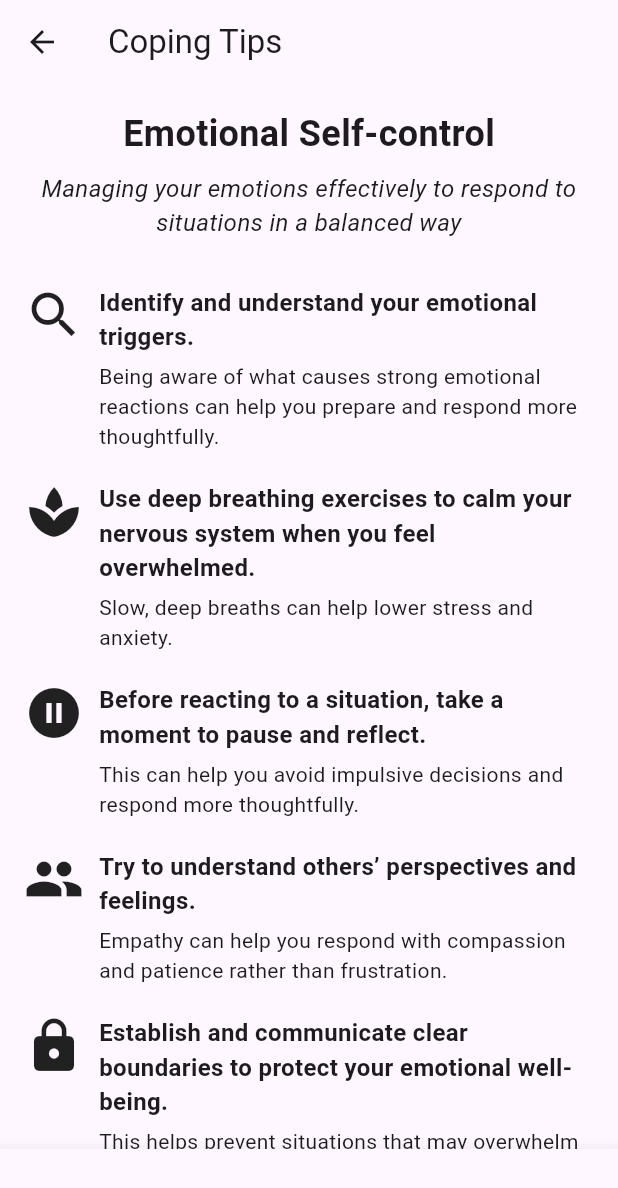
After one commit to Rayz18/calm_space, a Flutter app: the Home screen opened directly, swiped to page 4, on a phone screen of 412 x 824 dp. The commit adds this screen. Shown: the top 1188 px of the screen. Run offline on Flutter 3.47's test engine with Material 3 defaults, Android fonts, the phone set to English and light mode, and no system bars; our stand-ins replace shared_preferences; accounts and stored records are empty.

Commit message:
first commit

```diff
--- /dev/null
+++ b/lib/coping_tips.dart
@@ -0,0 +1,481 @@
+import 'package:flutter/material.dart';
+import 'home_page.dart';
+
+class CopingTipsPage extends StatelessWidget {
+  @override
+  Widget build(BuildContext context) {
+    return MaterialApp(
+      debugShowCheckedModeBanner: false,
+      home: Home(),
+    );
+  }
+}
+
+class Home extends StatelessWidget {
+  @override
+  Widget build(BuildContext context) {
+    return DefaultTabController(
+      length: 5,
+      child: Scaffold(
+        appBar: AppBar(
+          title: Text('Coping Tips'),
+          leading: IconButton(
+          icon: Icon(Icons.arrow_back),
+          onPressed: () {
+            Navigator.push(
+                        context,
+                        MaterialPageRoute(builder: (context) => HomePage()),
+                      );
+          },
+        ),
+        ),
+        body: PageView(
+          children: [
+            StressReductionPage(),
+            AnxietyControlPage(),
+            DepressionInfoPage(),
+            EmotionalSelfControlPage(),
+            ConcentrationTipsPage(),
+          ],
+        ),
+        bottomNavigationBar: BottomNavigationBar(
+          items: [
+            BottomNavigationBarItem(icon: Icon(Icons.accessibility), label: 'Stress Reduction'),
+            BottomNavigationBarItem(icon: Icon(Icons.access_alarm), label: 'Anxiety Control'),
+            BottomNavigationBarItem(icon: Icon(Icons.access_time), label: 'Depression Info'),
+            BottomNavigationBarItem(icon: Icon(Icons.accessibility_new), label: 'Emotional Self-control'),
+            BottomNavigationBarItem(icon: Icon(Icons.accessibility_rounded), label: 'Concentration Tips'),
+          ],
+          onTap: (index) {
+            // Implement navigation logic if necessary
+          },
+        ),
+      ),
+    );
+  }
+}
+
+
+class StressReductionPage extends StatelessWidget {
+  @override
+  Widget build(BuildContext context) {
+    return SingleChildScrollView(
+      child: Padding(
+        padding: const EdgeInsets.all(16.0),
+        child: Column(
+          crossAxisAlignment: CrossAxisAlignment.start,
+          children: [
+            Center(
+              child: Column(
+                children: [
+                  Text(
+                    'Stress Reduction',
+                    style: TextStyle(
+                      fontSize: 24,
+                      fontWeight: FontWeight.bold,
+                    ),
+                  ),
+                  SizedBox(height: 8),
+                  Text(
+                    'Meditation can wipe away the day\'s stress,\nbringing with it inner peace.',
+                    textAlign: TextAlign.center,
+                    style: TextStyle(fontSize: 16, fontStyle: FontStyle.italic),
+                  ),
+                ],
+              ),
+            ),
+            SizedBox(height: 32),
+            _buildStep(
+              icon: Icons.self_improvement,
+              text: 'Sit or lie down in a comfortable position in a quiet place where you won’t be disturbed.',
+            ),
+            SizedBox(height: 16),
+            _buildStep(
+              icon: Icons.headset_mic,
+              text: 'Observe your thoughts without judgment as they come and go. Start from your toes and move upwards. Pay attention to each part of your body, noticing any sensations, tension, or relaxation.',
+            ),
+            SizedBox(height: 16),
+            _buildStep(
+              icon: Icons.restaurant,
+              text: 'Eat a balanced diet rich in fruits, vegetables, lean proteins, and whole grains.',
+            ),
+            SizedBox(height: 16),
+            _buildStep(
+              icon: Icons.bedtime,
+              text: 'Take short breaks throughout the day to rest and recharge.',
+            ),
+            SizedBox(height: 16),
+            _buildStep(
+              icon: Icons.sports_basketball,
+              text: 'Spend time on activities you enjoy, whether it\'s reading, gardening, painting, or playing a musical instrument.',
+            ),
+          ],
+        ),
+      ),
+    );
+  }
+
+
+  Widget _buildStep({required IconData icon, required String text}) {
+    return Row(
+      crossAxisAlignment: CrossAxisAlignment.start,
+      children: [
+        Icon(icon, size: 40),
+        SizedBox(width: 16),
+        Expanded(
+          child: Text(
+            text,
+            style: TextStyle(fontSize: 16),
+          ),
+        ),
+      ],
+    );
+  }
+}
+
+
+class AnxietyControlPage extends StatelessWidget {
+  @override
+  Widget build(BuildContext context) {
+    return SingleChildScrollView(
+      child: Padding(
+        padding: const EdgeInsets.all(16.0),
+        child: Column(
+          crossAxisAlignment: CrossAxisAlignment.start,
+          children: <Widget>[
+            Center(
+              child: Text(
+                'Anxiety Control',
+                style: TextStyle(fontSize: 24, fontWeight: FontWeight.bold),
+              ),
+            ),
+            SizedBox(height: 8),
+            Center(
+              child: Text(
+                'It\'s stepping away from the hustle and bustle of our anxious thoughts and into a space of calm and clarity',
+                textAlign: TextAlign.center,
+                style: TextStyle(fontSize: 16, fontStyle: FontStyle.italic),
+              ),
+            ),
+            SizedBox(height: 16),
+            _buildTip(Icons.self_improvement, 'Let go of expectations. Sometimes, we can be our own harshest critics, expecting immediate peace the moment we close our eyes.'),
+            _buildTip(Icons.local_florist, 'Choose an object in your environment, such as a plant or a candle flame. Instead of feeling bad for having thoughts, recognize them, and gently return your focus to your breath or task.'),
+            _buildTip(Icons.self_improvement, 'Silently repeat phrases like, "This feeling will pass, Calm, I am safe, I am stronger than my anxiety and I have overcome anxiety before; I can do it again."'),
+            _buildTip(Icons.directions_walk, 'Find a quiet place to walk slowly. Pay attention to the sensations of each step: the feeling of your feet touching the ground, the movement of your legs, and your breath.'),
+            _buildTip(Icons.people, 'Meditating with others, either in person or virtually, can provide support and motivation.'),
+          ],
+        ),
+      ),
+    );
+  }
+
+
+  Widget _buildTip(IconData icon, String text) {
+    return Padding(
+      padding: const EdgeInsets.symmetric(vertical: 8.0),
+      child: Row(
+        crossAxisAlignment: CrossAxisAlignment.start,
+        children: <Widget>[
+          Icon(icon, size: 40),
+          SizedBox(width: 16),
+          Expanded(
+            child: Text(
+              text,
+              style: TextStyle(fontSize: 16),
+            ),
+          ),
+        ],
+      ),
+    );
+  }
+}
+
+
+class DepressionInfoPage extends StatelessWidget {
+  @override
+  Widget build(BuildContext context) {
+    return SingleChildScrollView(
+      padding: EdgeInsets.all(16.0),
+      child: Column(
+        crossAxisAlignment: CrossAxisAlignment.start,
+        children: [
+          Center(
+          child: Text(
+            'Depression',
+            style: TextStyle(
+              fontSize: 24,
+              fontWeight: FontWeight.bold,
+             ),
+           ),
+          ),
+          SizedBox(height: 8),
+          Center(
+            child: Text(
+              'Meditation can naturally aid in alleviating depression by promoting relaxation and strengthening the immune system.',
+              textAlign: TextAlign.center,
+              style: TextStyle(fontSize: 16, fontStyle: FontStyle.italic),
+            ),
+          ),
+          SizedBox(height: 16),
+          _buildInfoSection(
+            icon: Icons.fitness_center,
+            title: 'Physical activity',
+            description:
+                'Physical activity can boost endorphins and serotonin, which can improve mood. Aim for at least 30 minutes of moderate exercise most days of the week.',
+          ),
+          _buildInfoSection(
+            icon: Icons.restaurant,
+            title: 'Balanced diet',
+            description:
+                'Eating a balanced diet rich in nutrients can positively affect your mood and energy levels. Omega-3 fatty acids, found in fish and flaxseeds, and complex carbohydrates can be particularly beneficial.',
+          ),
+          _buildInfoSection(
+            icon: Icons.bed,
+            title: 'Sleep schedule',
+            description:
+                'Establishing a regular sleep schedule and creating a restful environment can improve sleep quality, which is crucial for mental health.',
+          ),
+          _buildInfoSection(
+            icon: Icons.people,
+            title: 'Connections',
+            description:
+                'Maintaining connections with friends, family, or support groups can provide emotional support and reduce feelings of isolation.',
+          ),
+          _buildInfoSection(
+            icon: Icons.self_improvement,
+            title: 'Self-kindness',
+            description:
+                'Practice self-kindness and avoid self-criticism. Understanding that it\'s okay to have struggles and that you\'re not alone can be comforting.',
+          ),
+        ],
+      ),
+    );
+  }
+
+
+  Widget _buildInfoSection({
+    required IconData icon,
+    required String title,
+    required String description,
+  }) {
+    return Padding(
+      padding: const EdgeInsets.only(bottom: 16.0),
+      child: Row(
+        crossAxisAlignment: CrossAxisAlignment.start,
+        children: [
+          Icon(icon, size: 32),
+          SizedBox(width: 16),
+          Expanded(
+            child: Column(
+              crossAxisAlignment: CrossAxisAlignment.start,
+              children: [
+                Text(
+                  title,
+                  style: TextStyle(
+                    fontSize: 18,
+                    fontWeight: FontWeight.bold,
+                  ),
+                ),
+                SizedBox(height: 4),
+                Text(
+                  description,
+                  style: TextStyle(fontSize: 16),
+                ),
+              ],
+            ),
+          ),
+        ],
+      ),
+    );
+  }
+}
+
+
+class EmotionalSelfControlPage extends StatelessWidget {
+  @override
+  Widget build(BuildContext context) {
+    return SingleChildScrollView(
+      child: Padding(
+        padding: const EdgeInsets.all(16.0),
+        child: Column(
+          crossAxisAlignment: CrossAxisAlignment.start,
+          children: <Widget>[
+            Center(
+            child: Text(
+              'Emotional Self-control',
+              style: TextStyle(
+                fontSize: 24,
+                fontWeight: FontWeight.bold,
+              ),
+            ),
+          ),
+            SizedBox(height: 8),
+            Center(
+              child: Text(
+                'Managing your emotions effectively to respond to situations in a balanced way',
+                textAlign: TextAlign.center,
+                style: TextStyle(
+                  fontSize: 16.0,
+                  fontStyle: FontStyle.italic,
+                ),
+              ),
+            ),
+            SizedBox(height: 20.0),
+            InfoSection(
+              icon: Icons.search,
+              title: 'Identify and understand your emotional triggers.',
+              description:
+                  'Being aware of what causes strong emotional reactions can help you prepare and respond more thoughtfully.',
+            ),
+            InfoSection(
+              icon: Icons.spa,
+              title: 'Use deep breathing exercises to calm your nervous system when you feel overwhelmed.',
+              description:
+                  'Slow, deep breaths can help lower stress and anxiety.',
+            ),
+            InfoSection(
+              icon: Icons.pause_circle_filled,
+              title: 'Before reacting to a situation, take a moment to pause and reflect.',
+              description:
+                  'This can help you avoid impulsive decisions and respond more thoughtfully.',
+            ),
+            InfoSection(
+              icon: Icons.people,
+              title: 'Try to understand others’ perspectives and feelings.',
+              description:
+                  'Empathy can help you respond with compassion and patience rather than frustration.',
+            ),
+            InfoSection(
+              icon: Icons.lock,
+              title: 'Establish and communicate clear boundaries to protect your emotional well-being.',
+              description:
+                  'This helps prevent situations that may overwhelm you.',
+            ),
+          ],
+        ),
+      ),
+    );
+  }
+}
+
+
+class InfoSection extends StatelessWidget {
+  final IconData icon;
+  final String title;
+  final String description;
+
+
+  InfoSection({required this.icon, required this.title, required this.description});
+
+
+  @override
+  Widget build(BuildContext context) {
+    return Padding(
+      padding: const EdgeInsets.symmetric(vertical: 10.0),
+      child: Row(
+        crossAxisAlignment: CrossAxisAlignment.start,
+        children: <Widget>[
+          Icon(icon, size: 40.0),
+          SizedBox(width: 10.0),
+          Expanded(
+            child: Column(
+              crossAxisAlignment: CrossAxisAlignment.start,
+              children: <Widget>[
+                Text(
+                  title,
+                  style: TextStyle(
+                    fontWeight: FontWeight.bold,
+                    fontSize: 16.0,
+                  ),
+                ),
+                SizedBox(height: 5.0),
+                Text(
+                  description,
+                  style: TextStyle(
+                    fontSize: 14.0,
+                  ),
+                ),
+              ],
+            ),
+          ),
+        ],
+      ),
+    );
+  }
+}
+
+
+class ConcentrationTipsPage extends StatelessWidget {
+  @override
+  Widget build(BuildContext context) {
+    return SingleChildScrollView(
+      child: Padding(
+        padding: const EdgeInsets.all(16.0),
+        child: Column(
+          crossAxisAlignment: CrossAxisAlignment.start,
+          children: <Widget>[
+            Center(
+            child: Text(
+              'Concentration Issues',
+              style: TextStyle(
+                fontSize: 24,
+                fontWeight: FontWeight.bold,
+              ),
+            ),
+          ),
+            SizedBox(height: 8),
+            Center(
+              child: Text(
+                'Improving concentration can be beneficial for productivity and overall well-being',
+                textAlign: TextAlign.center,
+                style: TextStyle(fontSize: 16, fontStyle: FontStyle.italic),
+              ),
+            ),
+            SizedBox(height: 20),
+            _buildTip(
+              icon: Icons.check_circle_outline,
+              title: 'Define specific, achievable goals for what you want to accomplish. Breaking tasks into smaller steps can make them feel more manageable and help maintain focus.',
+            ),
+            SizedBox(height: 20),
+            _buildTip(
+              icon: Icons.home_outlined,
+              title: 'Designate a quiet, organized space for work or study. Minimize distractions by turning off notifications and keeping your workspace tidy.',
+            ),
+            SizedBox(height: 20),
+            _buildTip(
+              icon: Icons.timer,
+              title: 'Use the Pomodoro technique: work in focused intervals, such as 25 minutes, followed by a short break. This can help maintain concentration and prevent burnout.',
+            ),
+            SizedBox(height: 20),
+            _buildTip(
+              icon: Icons.self_improvement,
+              title: 'Allow yourself short breaks to rest and recharge. Short breaks can prevent mental fatigue and improve overall productivity.',
+            ),
+            SizedBox(height: 20),
+            _buildTip(
+              icon: Icons.task_alt,
+              title: 'Focus on one task at a time to improve efficiency and concentration. Multitasking can reduce the quality of your work and make it harder to concentrate.',
+            ),
+          ],
+        ),
+      ),
+    );
+  }
+
+
+  Widget _buildTip({required IconData icon, required String title}) {
+    return Row(
+      crossAxisAlignment: CrossAxisAlignment.start,
+      children: <Widget>[
+        Icon(icon, size: 40),
+        SizedBox(width: 16),
+        Expanded(
+          child: Text(
+            title,
+            style: TextStyle(fontSize: 16),
+          ),
+        ),
+      ],
+    );
+  }
+}
--- a/lib/main.dart
+++ b/lib/main.dart
@@ -1,3 +1,4 @@
+import 'package:calm_space/coping_tips.dart';
 import 'package:flutter/material.dart';
 import 'home_page.dart';
 import 'journal_page.dart';
@@ -31,6 +32,7 @@ class CalmSpaceApp extends StatelessWidget {
           moodRecords: moodRecords,
           selectedDate: DateTime.now(), // Provide a valid DateTime object here
         ),
+        '/coping_tips': (context) => CopingTipsPage(),
       },
     );
   }
```
Also changed, not shown: lib/home_page.dart (+15 -1 lines), calm_space.png (added), 1 other file.
